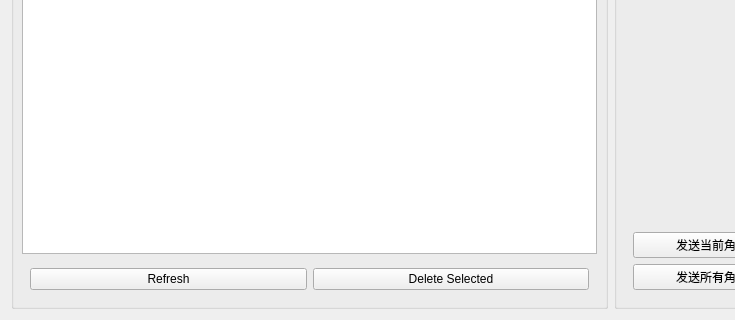
First picture: the form in ui/components/mail/mail.ui, repository evrins/dnf-gm-tool, before the edit; both pictures show x 0 to 735 and y 506 to 826 of the 985 by 826 pixel window.
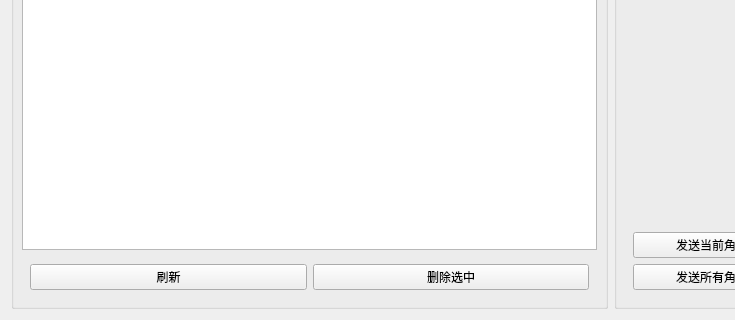
Second picture: the form after the edit.

What changed in the file:
```diff
--- a/ui/components/mail/mail.ui
+++ b/ui/components/mail/mail.ui
@@ -60,14 +60,14 @@
          <item>
           <widget class="QPushButton" name="refresh_btn">
            <property name="text">
-            <string>Refresh</string>
+            <string>刷新</string>
            </property>
           </widget>
          </item>
          <item>
           <widget class="QPushButton" name="del_btn">
            <property name="text">
-            <string>Delete Selected</string>
+            <string>删除选中</string>
            </property>
           </widget>
          </item>
```
